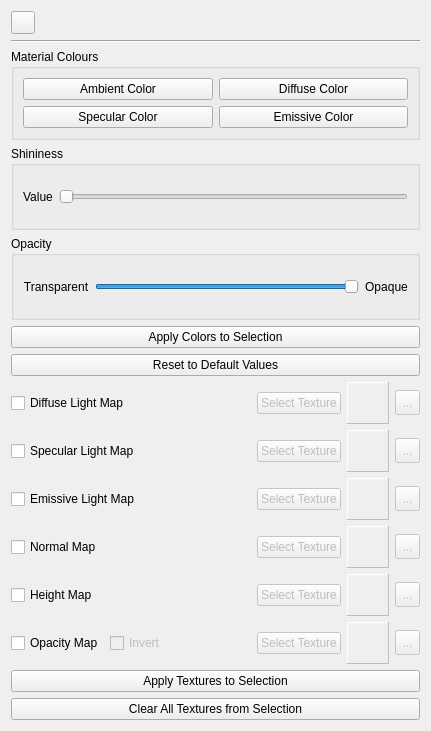
Qt form ui/ADSMaterialSettingsPanel.ui (01Hub/ModelViewer) before a commit.
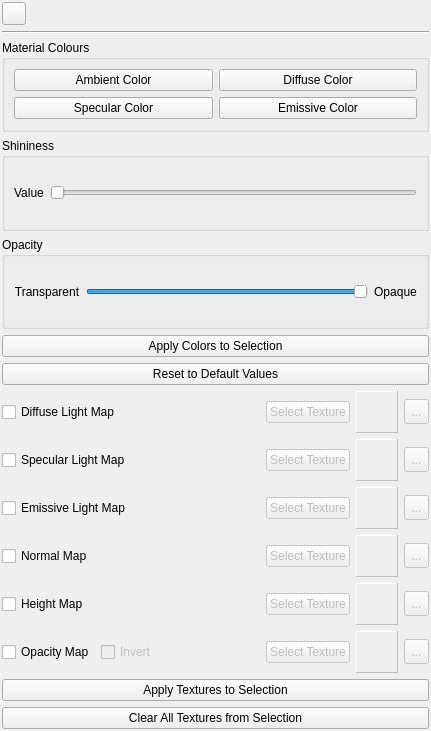
The same form after that commit. Icons and pictures are not drawn.

Commit message: Padding reduced

Patch:
```diff
--- a/ui/ADSMaterialSettingsPanel.ui
+++ b/ui/ADSMaterialSettingsPanel.ui
@@ -21,6 +21,18 @@
    <string>ADS Material Settings</string>
   </property>
   <layout class="QGridLayout" name="gridLayout">
+   <property name="leftMargin">
+    <number>2</number>
+   </property>
+   <property name="topMargin">
+    <number>2</number>
+   </property>
+   <property name="rightMargin">
+    <number>2</number>
+   </property>
+   <property name="bottomMargin">
+    <number>2</number>
+   </property>
    <item row="4" column="0">
     <widget class="QGroupBox" name="groupBox_7">
      <property name="title">
```
